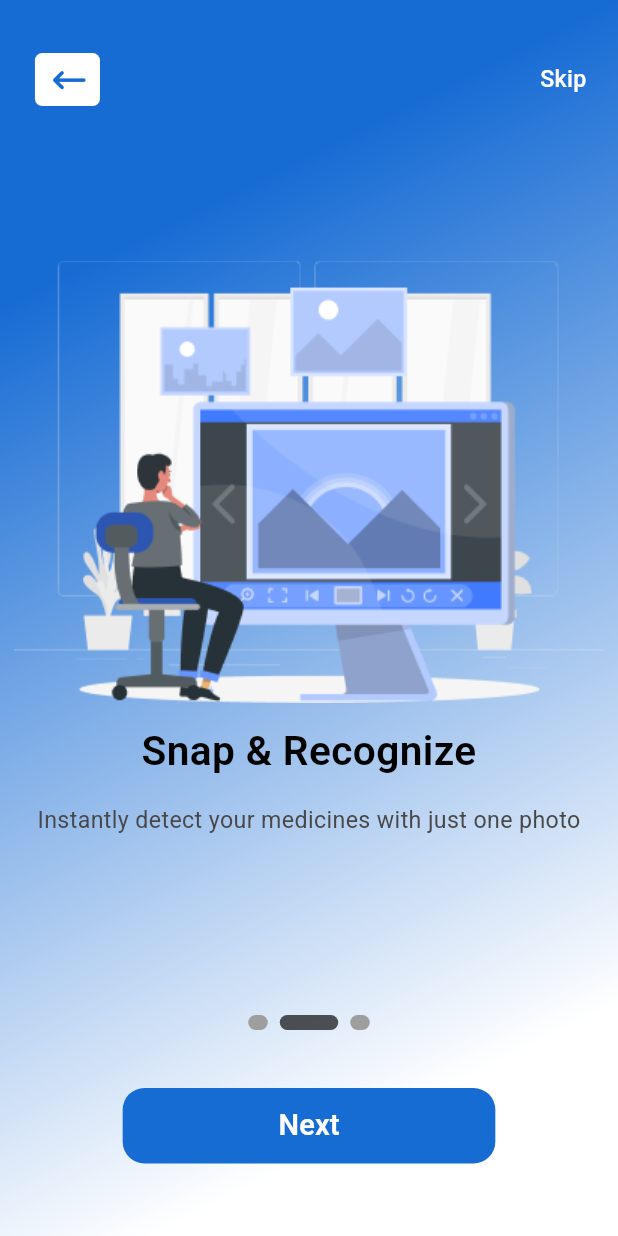
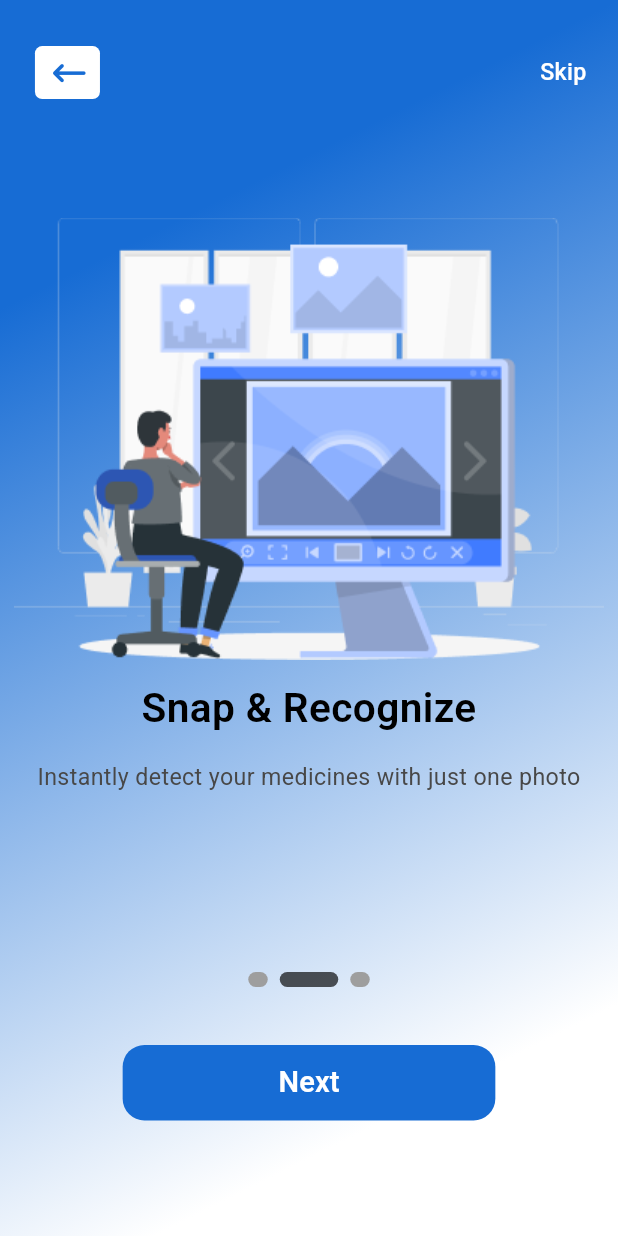
Before and after one commit to mans70q/Dawak-app, a Flutter app: the screen it shows after launch, swiped to page 2, on a phone screen of 412 x 824 dp. Run offline on Flutter 3.47's test engine with Material 3 defaults, Android fonts, the phone set to English and light mode, and no system bars; drawn by our look-alikes of smooth_page_indicator; our stand-ins replace flutter_screenutil, font_awesome_flutter, go_router.

Commit message:
fix: Adjust onboarding screen layout - cropped onboarding_img_1 - adjusted appbar behavior

```diff
--- a/lib/features/onboarding/ui/onboarding_screen.dart
+++ b/lib/features/onboarding/ui/onboarding_screen.dart
@@ -52,7 +52,7 @@ class _OnboardingScreenState extends State<OnboardingScreen> {
                   },
                 ),
               ),
-              SizedBox(height: 100.h),
+              SizedBox(height: 80.h),
               SizedBox(
                 height: 480.h,
                 child: PageView.builder(
--- a/lib/features/onboarding/ui/widgets/onboarding_appbar.dart
+++ b/lib/features/onboarding/ui/widgets/onboarding_appbar.dart
@@ -16,7 +16,9 @@ class OnboardingAppbar extends StatelessWidget {
 
   @override
   Widget build(BuildContext context) {
-    return Row(
+    return SizedBox(
+      height: 40.h,
+      child: Row(
         mainAxisAlignment: MainAxisAlignment.spaceBetween,
         crossAxisAlignment: CrossAxisAlignment.center,
         children: [
@@ -36,13 +38,14 @@ class OnboardingAppbar extends StatelessWidget {
                   size: 20.sp,
                 ),
               )
-            : SizedBox(height: 42.h),
+              : SizedBox.shrink(),
           GestureDetector(
             //TODO: implement skip
             onTap: () {},
             child: Text('Skip', style: Styles.font16WhiteMedium),
           ),
         ],
+      ),
     );
   }
 }
```
Also changed, not shown: assets/images/onboarding_img_1.png. Lines whose indentation alone changed are shown as unchanged.
